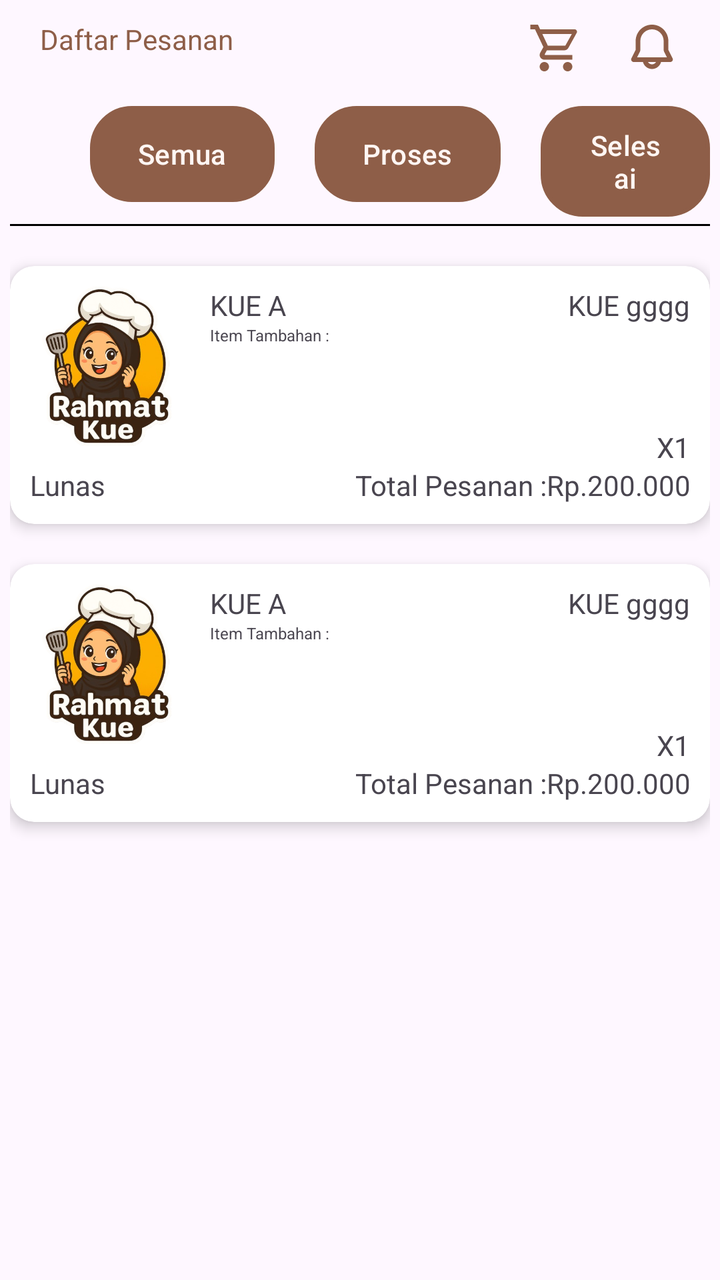
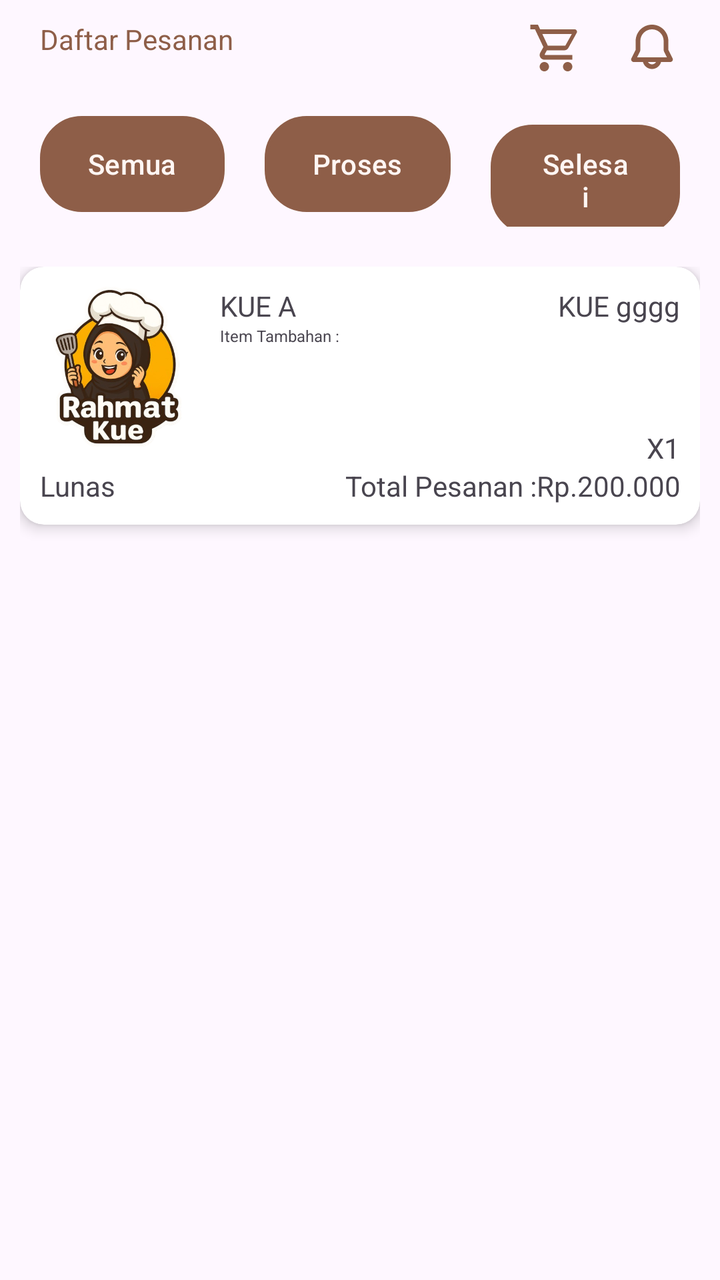

The first picture is an Android layout as it rendered before a commit; the second is the same layout after the commit. The layout source and the unified diff follow.
<!-- AndroidManifest.xml: application theme Theme.RahmatBakery -->
<!-- res/layout/fragment_pesanan.xml -->
<?xml version="1.0" encoding="utf-8"?>
<LinearLayout xmlns:android="http://schemas.android.com/apk/res/android"
    xmlns:app="http://schemas.android.com/apk/res-auto"
    xmlns:tools="http://schemas.android.com/tools"
    android:layout_width="match_parent"
    android:layout_height="match_parent"
    tools:context="PesananFragment"
    android:orientation="vertical">


    
    <RelativeLayout
        android:layout_width="match_parent"
        android:layout_height="wrap_content"
        android:padding="10dp"
        >

        <TextView
            android:layout_marginLeft="10dp"
            android:layout_width="wrap_content"
            android:layout_height="wrap_content"
            android:text="Daftar Pesanan"
            android:textColor="@color/primary"
            style="@style/TextAppearance.Material3.HeadlineSmall.Emphasized"
            />

        <ImageView
            android:id="@+id/icon_cart"
            android:layout_width="28dp"
            android:layout_height="28dp"
            android:background="@android:color/transparent"
            android:src="@drawable/cart"
            android:layout_marginRight="20dp"
            android:layout_toLeftOf="@id/icon_notif"
            />

        <ImageView
            android:id="@+id/icon_notif"
            android:layout_width="28dp"
            android:layout_height="28dp"
            android:background="@android:color/transparent"
            android:src="@drawable/notif"
            android:layout_alignParentEnd="true"
            android:layout_marginRight="10dp"
            />

    </RelativeLayout>

<RelativeLayout
    android:layout_width="match_parent"
    android:layout_height="match_parent"
    android:padding="5dp">

    <Button
        android:id="@+id/buttonsemua"
        android:layout_width="wrap_content"
        android:layout_height="wrap_content"
        android:background="@drawable/button"
        android:layout_marginStart="40dp"
        android:text="Semua" />

    <Button
        android:id="@+id/buttonproses"
        android:layout_width="wrap_content"
        android:layout_height="wrap_content"
        android:background="@drawable/button"
        android:layout_toRightOf="@id/buttonsemua"
        android:layout_marginStart="20dp"
        android:text="Proses" />

    <Button
        android:id="@+id/buttonselesai"
        android:layout_width="wrap_content"
        android:layout_height="wrap_content"
        android:background="@drawable/button"
        android:layout_toRightOf="@id/buttonproses"
        android:layout_marginStart="20dp"
        android:text="Selesai"/>

    <View
        android:id="@+id/divider1"
        android:layout_width="match_parent"
        android:layout_height="1dp"
        android:layout_below="@id/buttonsemua"
        android:layout_marginTop="11dp"
        android:background="@color/black" />

    <androidx.cardview.widget.CardView
        android:id="@+id/pesanan1"
        android:layout_width="match_parent"
        android:layout_height="wrap_content"
        android:layout_below="@id/divider1"
        android:layout_marginTop="20dp"
        android:backgroundTint="@color/cardview_light_background"
        app:cardElevation="4dp"
        app:cardCornerRadius="12dp">

        <RelativeLayout
        android:layout_width="match_parent"
        android:layout_height="wrap_content"
        android:padding="10dp">

        <ImageView
            android:id="@+id/imgProduct1"
            android:layout_width="80dp"
            android:layout_height="80dp"
            android:src="@drawable/logo"
            android:scaleType="centerCrop" />

            <TextView
                android:id="@+id/namakue"
                android:layout_width="match_parent"
                android:layout_height="wrap_content"
                android:layout_toRightOf="@id/imgProduct1"
                android:layout_marginStart="10dp"
                android:text="KUE A"/>

            <TextView
                android:layout_width="match_parent"
                android:layout_height="wrap_content"
                android:gravity="right"
                android:text="KUE gggg"/>

            <TextView
                android:id="@+id/itemtambahan"
                android:layout_width="match_parent"
                android:layout_height="wrap_content"
                android:layout_toRightOf="@id/imgProduct1"
                android:layout_marginStart="10dp"
                android:textSize="8sp"
                android:layout_below="@id/namakue"
                android:text="Item Tambahan :"/>

            <TextView
                android:id="@+id/statuspembayaran"
                android:layout_width="match_parent"
                android:layout_height="wrap_content"
                android:layout_below="@id/imgProduct1"
                android:layout_marginTop="10dp"
                android:text="Lunas"/>

            <TextView
                android:id="@+id/totalpesanan"
                android:layout_width="match_parent"
                android:layout_height="wrap_content"
                android:layout_alignBottom="@id/statuspembayaran"
                android:layout_marginStart="10dp"
                android:gravity="right"
                android:text="Total Pesanan :Rp.200.000"/>

            <TextView
                android:layout_width="match_parent"
                android:layout_height="wrap_content"
                android:layout_above="@id/totalpesanan"
                android:text="X1"
                android:gravity="right"/>

        </RelativeLayout>
    </androidx.cardview.widget.CardView>

    <androidx.cardview.widget.CardView
        android:id="@+id/pesanan2"
        android:layout_width="match_parent"
        android:layout_height="wrap_content"
        android:layout_below="@id/pesanan1"
        android:layout_marginTop="20dp"
        android:backgroundTint="@color/cardview_light_background"
        app:cardElevation="4dp"
        app:cardCornerRadius="12dp">

        <RelativeLayout
            android:layout_width="match_parent"
            android:layout_height="wrap_content"
            android:padding="10dp">

            <ImageView
                android:id="@+id/imgProduct2"
                android:layout_width="80dp"
                android:layout_height="80dp"
                android:src="@drawable/logo"
                android:scaleType="centerCrop" />

            <TextView
                android:id="@+id/namakue2"
                android:layout_width="match_parent"
                android:layout_height="wrap_content"
                android:layout_toRightOf="@id/imgProduct2"
                android:layout_marginStart="10dp"
                android:text="KUE A"/>

            <TextView
                android:layout_width="match_parent"
                android:layout_height="wrap_content"
                android:gravity="right"
                android:text="KUE gggg"/>

            <TextView
                android:id="@+id/itemtambahan2"
                android:layout_width="match_parent"
                android:layout_height="wrap_content"
                android:layout_toRightOf="@id/imgProduct2"
                android:layout_marginStart="10dp"
                android:textSize="8sp"
                android:layout_below="@id/namakue2"
                android:text="Item Tambahan :"/>

            <TextView
                android:id="@+id/statuspembayaran2"
                android:layout_width="match_parent"
                android:layout_height="wrap_content"
                android:layout_below="@id/imgProduct2"
                android:layout_marginTop="10dp"
                android:text="Lunas"/>

            <TextView
                android:id="@+id/totalpesanan2"
                android:layout_width="match_parent"
                android:layout_height="wrap_content"
                android:layout_alignBottom="@id/statuspembayaran2"
                android:layout_marginStart="10dp"
                android:gravity="right"
                android:text="Total Pesanan :Rp.200.000"/>

            <TextView
                android:layout_width="match_parent"
                android:layout_height="wrap_content"
                android:layout_above="@id/totalpesanan2"
                android:text="X1"
                android:gravity="right"/>

        </RelativeLayout>
    </androidx.cardview.widget.CardView>
</RelativeLayout>

</LinearLayout>
<!-- resources referenced by this layout -->
<resources>
  <color name="black">#FF000000</color>
  <color name="primary">#8E5E48</color>
  <!-- drawable button (drawable) -->
  <?xml version="1.0" encoding="utf-8"?>
  <shape xmlns:android="http://schemas.android.com/apk/res/android">
      <solid android:color="@color/white"/>
      <corners android:radius= "20dp" />
      <padding android:left="20dp" android:top="7dp"
          android:right="20dp" android:bottom="10dp" />
      <stroke android:color="@color/primary" android:width="2dp" />
  </shape>
  <!-- drawable cart (drawable) -->
  <vector xmlns:android="http://schemas.android.com/apk/res/android"
      android:width="34dp"
      android:height="34dp"
      android:viewportWidth="34"
      android:viewportHeight="34">
    <path
        android:pathData="M24.083,25.5C24.835,25.5 25.556,25.798 26.087,26.33C26.618,26.861 26.917,27.582 26.917,28.333C26.917,29.085 26.618,29.805 26.087,30.337C25.556,30.868 24.835,31.167 24.083,31.167C23.332,31.167 22.611,30.868 22.08,30.337C21.549,29.805 21.25,29.085 21.25,28.333C21.25,26.761 22.511,25.5 24.083,25.5ZM1.417,2.833H6.049L7.381,5.667H28.333C28.709,5.667 29.069,5.816 29.335,6.082C29.601,6.347 29.75,6.708 29.75,7.083C29.75,7.324 29.679,7.565 29.58,7.792L24.508,16.957C24.027,17.822 23.092,18.417 22.029,18.417H11.475L10.2,20.726L10.158,20.896C10.158,20.99 10.195,21.08 10.261,21.146C10.328,21.213 10.418,21.25 10.512,21.25H26.917V24.083H9.917C9.165,24.083 8.445,23.785 7.913,23.253C7.382,22.722 7.083,22.001 7.083,21.25C7.083,20.754 7.211,20.287 7.423,19.89L9.35,16.419L4.25,5.667H1.417V2.833ZM9.917,25.5C10.668,25.5 11.389,25.798 11.92,26.33C12.452,26.861 12.75,27.582 12.75,28.333C12.75,29.085 12.452,29.805 11.92,30.337C11.389,30.868 10.668,31.167 9.917,31.167C9.165,31.167 8.445,30.868 7.913,30.337C7.382,29.805 7.083,29.085 7.083,28.333C7.083,26.761 8.344,25.5 9.917,25.5ZM22.667,15.583L26.605,8.5H8.698L12.042,15.583H22.667Z"
        android:fillColor="#8E5E48"/>
  </vector>
  <!-- drawable logo: png bitmap (drawable, 216810 bytes) -->
  <!-- drawable notif (drawable) -->
  <vector xmlns:android="http://schemas.android.com/apk/res/android"
      android:width="36dp"
      android:height="36dp"
      android:viewportWidth="36"
      android:viewportHeight="36">
    <path
        android:pathData="M7.5,13.5C7.5,10.715 8.606,8.045 10.575,6.075C12.545,4.106 15.215,3 18,3C20.785,3 23.455,4.106 25.425,6.075C27.394,8.045 28.5,10.715 28.5,13.5V19.146L31.233,24.612C31.359,24.864 31.418,25.143 31.406,25.424C31.393,25.705 31.309,25.978 31.161,26.218C31.013,26.457 30.806,26.654 30.561,26.791C30.315,26.928 30.038,27 29.757,27H23.811C23.477,28.287 22.726,29.427 21.674,30.241C20.622,31.055 19.33,31.497 18,31.497C16.67,31.497 15.378,31.055 14.326,30.241C13.274,29.427 12.523,28.287 12.189,27H6.243C5.962,27 5.685,26.928 5.439,26.791C5.194,26.654 4.987,26.457 4.839,26.218C4.691,25.978 4.607,25.705 4.594,25.424C4.582,25.143 4.641,24.864 4.767,24.612L7.5,19.146V13.5ZM15.402,27C15.665,27.456 16.044,27.835 16.5,28.098C16.956,28.361 17.473,28.5 18,28.5C18.527,28.5 19.044,28.361 19.5,28.098C19.956,27.835 20.335,27.456 20.598,27H15.402ZM18,6C16.011,6 14.103,6.79 12.697,8.197C11.29,9.603 10.5,11.511 10.5,13.5V19.146C10.5,19.611 10.392,20.071 10.184,20.487L8.429,24H27.573L25.818,20.487C25.609,20.071 25.5,19.612 25.5,19.146V13.5C25.5,11.511 24.71,9.603 23.303,8.197C21.897,6.79 19.989,6 18,6Z"
        android:fillColor="#8E5E48"
        android:fillType="evenOdd"/>
  </vector>
  <style name="Theme.RahmatBakery" parent="Base.Theme.RahmatBakery" />
  <color name="white">#FFFFFFFF</color>
  <style name="Base.Theme.RahmatBakery" parent="Theme.Material3.DayNight.NoActionBar">
          
           <item name="colorPrimary">@color/primary</item>
          <item name="colorOnPrimary">@color/background</item>
          <item name="colorSecondary">@color/primary</item>
          <item name="colorOnSecondary">@color/background</item>
  
      </style>
  <color name="background">#FFF6F3</color>
</resources>

<!-- the commit's change to res/layout/fragment_pesanan.xml (unified diff, before → after) -->
@@ -46,54 +46,64 @@
 
     </RelativeLayout>
 
-<RelativeLayout
-    android:layout_width="match_parent"
-    android:layout_height="match_parent"
-    android:padding="5dp">
 
-    <Button
-        android:id="@+id/buttonsemua"
+    
+    <LinearLayout
         android:layout_width="wrap_content"
         android:layout_height="wrap_content"
-        android:background="@drawable/button"
-        android:layout_marginStart="40dp"
-        android:text="Semua" />
+        android:orientation="horizontal"
+        android:layout_gravity="center"
+        android:padding="10dp">
+        <Button
+            android:id="@+id/btnAll"
+            android:layout_width="wrap_content"
+            android:layout_height="wrap_content"
+            android:layout_below="@id/SearchBar"
+            android:text="Semua"
+            android:background="@drawable/button"
+            android:layout_marginHorizontal="10dp"/>
 
-    <Button
-        android:id="@+id/buttonproses"
-        android:layout_width="wrap_content"
-        android:layout_height="wrap_content"
-        android:background="@drawable/button"
-        android:layout_toRightOf="@id/buttonsemua"
-        android:layout_marginStart="20dp"
-        android:text="Proses" />
+        <Button
+            android:id="@+id/btnProses"
+            android:layout_width="wrap_content"
+            android:layout_height="wrap_content"
+            android:layout_below="@id/SearchBar"
+            android:text="Proses"
+            android:background="@drawable/button"
+            android:layout_toRightOf="@id/btnAll"
+            android:layout_marginHorizontal="10dp"/>
 
-    <Button
-        android:id="@+id/buttonselesai"
-        android:layout_width="wrap_content"
-        android:layout_height="wrap_content"
-        android:background="@drawable/button"
-        android:layout_toRightOf="@id/buttonproses"
-        android:layout_marginStart="20dp"
-        android:text="Selesai"/>
+        <Button
+            android:id="@+id/btnSelesai"
+            android:layout_width="wrap_content"
+            android:layout_height="wrap_content"
+            android:layout_below="@id/SearchBar"
+            android:text="Selesai"
+            android:background="@drawable/button"
+            android:layout_toRightOf="@id/btnPromo"
+            android:layout_marginHorizontal="10dp"/>
+    </LinearLayout>
 
-    <View
-        android:id="@+id/divider1"
+    
+    <ScrollView
         android:layout_width="match_parent"
-        android:layout_height="1dp"
-        android:layout_below="@id/buttonsemua"
-        android:layout_marginTop="11dp"
-        android:background="@color/black" />
+        android:layout_height="match_parent">
 
-    <androidx.cardview.widget.CardView
+        <LinearLayout
+        android:layout_width="match_parent"
+        android:layout_height="match_parent"
+        android:padding="10dp"
+        android:orientation="vertical">
+
+
+        <androidx.cardview.widget.CardView
         android:id="@+id/pesanan1"
         android:layout_width="match_parent"
         android:layout_height="wrap_content"
-        android:layout_below="@id/divider1"
-        android:layout_marginTop="20dp"
         android:backgroundTint="@color/cardview_light_background"
         app:cardElevation="4dp"
-        app:cardCornerRadius="12dp">
+        app:cardCornerRadius="12dp"
+        android:layout_marginBottom="10dp">
 
         <RelativeLayout
         android:layout_width="match_parent"
@@ -157,79 +167,8 @@
 
         </RelativeLayout>
     </androidx.cardview.widget.CardView>
+    </LinearLayout>
 
-    <androidx.cardview.widget.CardView
-        android:id="@+id/pesanan2"
-        android:layout_width="match_parent"
-        android:layout_height="wrap_content"
-        android:layout_below="@id/pesanan1"
-        android:layout_marginTop="20dp"
-        android:backgroundTint="@color/cardview_light_background"
-        app:cardElevation="4dp"
-        app:cardCornerRadius="12dp">
-
-        <RelativeLayout
-            android:layout_width="match_parent"
-            android:layout_height="wrap_content"
-            android:padding="10dp">
-
-            <ImageView
-                android:id="@+id/imgProduct2"
-                android:layout_width="80dp"
-                android:layout_height="80dp"
-                android:src="@drawable/logo"
-                android:scaleType="centerCrop" />
-
-            <TextView
-                android:id="@+id/namakue2"
-                android:layout_width="match_parent"
-                android:layout_height="wrap_content"
-                android:layout_toRightOf="@id/imgProduct2"
-                android:layout_marginStart="10dp"
-                android:text="KUE A"/>
-
-            <TextView
-                android:layout_width="match_parent"
-                android:layout_height="wrap_content"
-                android:gravity="right"
-                android:text="KUE gggg"/>
-
-            <TextView
-                android:id="@+id/itemtambahan2"
-                android:layout_width="match_parent"
-                android:layout_height="wrap_content"
-                android:layout_toRightOf="@id/imgProduct2"
-                android:layout_marginStart="10dp"
-                android:textSize="8sp"
-                android:layout_below="@id/namakue2"
-                android:text="Item Tambahan :"/>
-
-            <TextView
-                android:id="@+id/statuspembayaran2"
-                android:layout_width="match_parent"
-                android:layout_height="wrap_content"
-                android:layout_below="@id/imgProduct2"
-                android:layout_marginTop="10dp"
-                android:text="Lunas"/>
-
-            <TextView
-                android:id="@+id/totalpesanan2"
-                android:layout_width="match_parent"
-                android:layout_height="wrap_content"
-                android:layout_alignBottom="@id/statuspembayaran2"
-                android:layout_marginStart="10dp"
-                android:gravity="right"
-                android:text="Total Pesanan :Rp.200.000"/>
-
-            <TextView
-                android:layout_width="match_parent"
-                android:layout_height="wrap_content"
-                android:layout_above="@id/totalpesanan2"
-                android:text="X1"
-                android:gravity="right"/>
-
-        </RelativeLayout>
-    </androidx.cardview.widget.CardView>
-</RelativeLayout>
+    </ScrollView>
 
 </LinearLayout>
<!-- resource entries referenced after the edit -->
@@ -1,6 +1,5 @@
 <!-- resources referenced by this layout -->
 <resources>
-  <color name="black">#FF000000</color>
   <color name="primary">#8E5E48</color>
   <!-- drawable button (drawable) -->
   <?xml version="1.0" encoding="utf-8"?>
